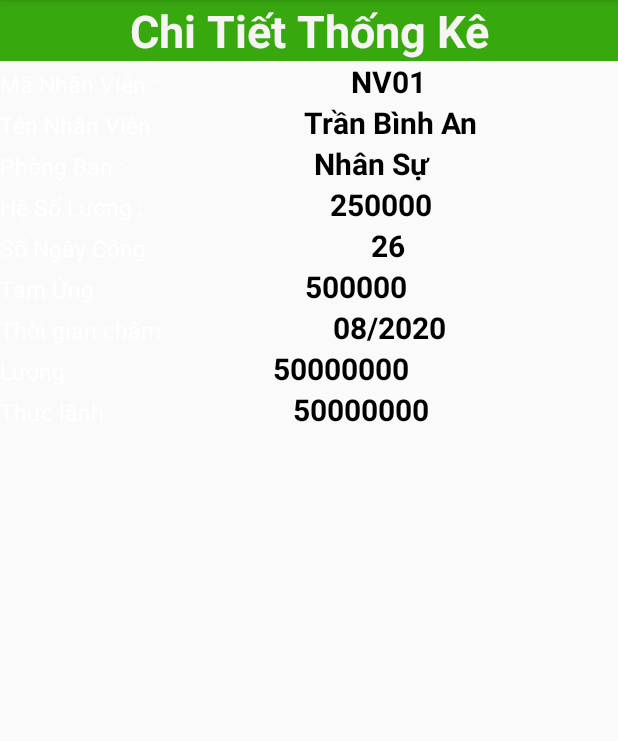
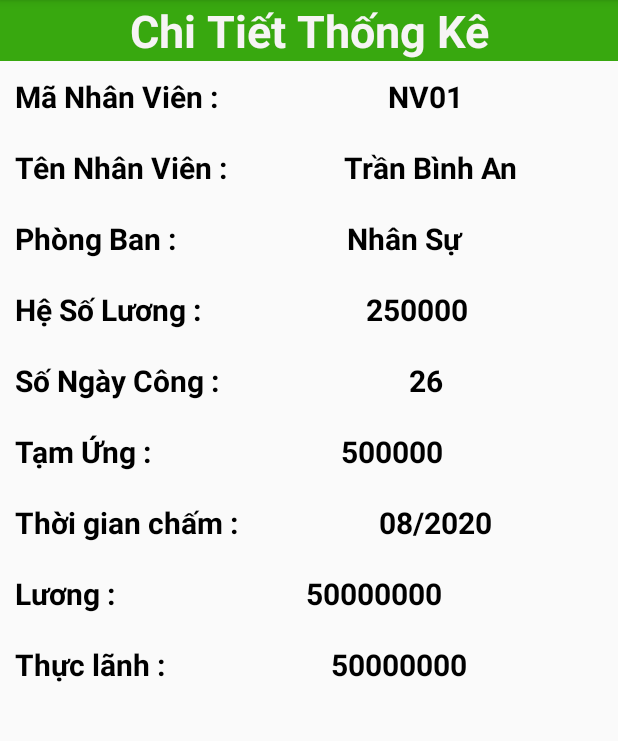
Before and after one commit to Lap-trinh-di-dong-2/QuanLyLuong, an Android app: the ChiTietThongKe screen opened directly, with no data from a screen before it, on a phone screen of 412 x 824 dp, the part 84-825 px from its top. Run offline under Robolectric (Android 15) with nearby library versions, the phone set to English and light mode, and no system bars; 15 statements that could not run were skipped.

Commit message:
Update project 03/08/2020 3.0.3 Cập nhật format tiền tệ

```diff
--- a/app/build.gradle
+++ b/app/build.gradle
@@ -35,4 +35,7 @@ dependencies {
     implementation 'com.github.PhilJay:MPAndroidChart:v2.2.4'
     implementation 'com.google.android.material:material:1.0.0'
 
+    implementation 'com.github.ganfra:material-spinner:2.0.0'
+
+
 }
--- a/app/src/main/java/com/example/quanlyluong/Adapter/CustomAdapterTamUng.java
+++ b/app/src/main/java/com/example/quanlyluong/Adapter/CustomAdapterTamUng.java
@@ -18,7 +18,9 @@ import com.example.quanlyluong.Model.NhanVien;
 import com.example.quanlyluong.Model.TamUng;
 import com.example.quanlyluong.R;
 
+import java.text.NumberFormat;
 import java.util.ArrayList;
+import java.util.Locale;
 
 
 public class CustomAdapterTamUng extends ArrayAdapter {
@@ -26,6 +28,8 @@ public class CustomAdapterTamUng extends ArrayAdapter {
     int resource;
     ArrayList<TamUng> data;
     ArrayList<NhanVien> nhanVien = new ArrayList<>();
+    Locale localeVN = new Locale("vi", "VN");
+    NumberFormat currencyVN = NumberFormat.getCurrencyInstance(localeVN);
 
     public CustomAdapterTamUng(Context context, int resource, ArrayList<TamUng> data) {
         super(context, resource);
@@ -70,7 +74,7 @@ public class CustomAdapterTamUng extends ArrayAdapter {
 
         holder.tvSoPhieu.setText(tamUng.getSoPhieu());
         holder.tvMaNV.setText(tamUng.getMaNhanVien());
-        holder.tvSoTien.setText(tamUng.getSoTien());
+        holder.tvSoTien.setText(currencyVN.format(Integer.parseInt(tamUng.getSoTien())));
         holder.tvNgayUng.setText(tamUng.getNgayUng());
         DBNhanVien dbNhanVien = new DBNhanVien(getContext());
         nhanVien = dbNhanVien.layNhanVien(tamUng.getMaNhanVien());
--- a/app/src/main/res/layout/chitiet_thongke.xml
+++ b/app/src/main/res/layout/chitiet_thongke.xml
@@ -14,19 +14,21 @@
     <LinearLayout style="@style/linerlayout">
 
         <TextView
-            style="@style/textview2"
-            android:text="@string/manhanvien" />
+            style="@style/textview1"
+            android:text="@string/manhanvien"
+            />
 
         <TextView
             android:id="@+id/tvMaNhanVien"
             style="@style/textview3"
-            android:text="NV01" />
+            android:text="NV01"
+            android:layout_weight="1"/>
     </LinearLayout>
 
     <LinearLayout style="@style/linerlayout">
 
         <TextView
-            style="@style/textview2"
+            style="@style/textview1"
             android:text="@string/tennhanvien" />
 
         <TextView
@@ -38,11 +40,12 @@
     <LinearLayout style="@style/linerlayout">
 
         <TextView
-            style="@style/textview2"
+            style="@style/textview1"
             android:text="@string/phongban" />
 
         <TextView
             android:id="@+id/tvTenPhongBan"
+            android:layout_weight="1"
             style="@style/textview3"
             android:text="Nhân Sự" />
     </LinearLayout>
@@ -50,7 +53,7 @@
     <LinearLayout style="@style/linerlayout">
 
         <TextView
-            style="@style/textview2"
+            style="@style/textview1"
             android:text="@string/hesoluong" />
 
         <TextView
@@ -62,7 +65,7 @@
     <LinearLayout style="@style/linerlayout">
 
         <TextView
-            style="@style/textview2"
+            style="@style/textview1"
             android:text="@string/songaycong" />
 
         <TextView
@@ -74,7 +77,7 @@
     <LinearLayout style="@style/linerlayout">
 
         <TextView
-            style="@style/textview2"
+            style="@style/textview1"
             android:text="@string/tamung" />
 
         <TextView
@@ -86,7 +89,7 @@
     <LinearLayout style="@style/linerlayout">
 
         <TextView
-            style="@style/textview2"
+            style="@style/textview1"
             android:text="@string/thoigiancham" />
 
         <TextView
@@ -98,7 +101,7 @@
     <LinearLayout style="@style/linerlayout">
 
         <TextView
-            style="@style/textview2"
+            style="@style/textview1"
             android:text="@string/luong" />
 
         <TextView
@@ -110,8 +113,8 @@
     <LinearLayout style="@style/linerlayout">
 
         <TextView
-            style="@style/textview2"
-            android:text="Thực lãnh" />
+            style="@style/textview1"
+            android:text="@string/thuclanh" />
 
         <TextView
             android:id="@+id/tvThucLanh"
--- a/app/src/main/res/layout/listview_tamung.xml
+++ b/app/src/main/res/layout/listview_tamung.xml
@@ -57,7 +57,7 @@
                 android:text="@string/ngayung"/>
         <TextView
             android:id="@+id/tvNgayUng"
-            style="@style/textview2"
+            style="@style/textview1"
             android:textColor="#FAF6F6"
             android:text="20/07/2020" />
         </LinearLayout>
@@ -69,7 +69,7 @@
             android:text="@string/sotien"/>
         <TextView
             android:id="@+id/tvSoTien"
-            style="@style/textview2"
+            style="@style/textview1"
             android:textColor="#FAF6F6"
             android:text="@string/sotien" />
     </LinearLayout>
--- a/app/src/main/res/layout/listview_thongke.xml
+++ b/app/src/main/res/layout/listview_thongke.xml
@@ -51,7 +51,7 @@
 
         <TextView
             style="@style/textview1"
-            android:text="Thực lãnh" />
+            android:text="@string/thuclanh" />
 
         <TextView
             android:id="@+id/tvThucLanh"
--- a/app/src/main/res/layout/nhanvien.xml
+++ b/app/src/main/res/layout/nhanvien.xml
@@ -21,6 +21,8 @@
         />
      <ListView
          style="@style/listview"
-         android:id="@+id/lvNhanVien"/>
+         android:id="@+id/lvNhanVien"
+         android:divider="#FFF"
+         android:dividerHeight="5dp"/>
 
 </LinearLayout>
--- a/app/src/main/res/layout/them_nhanvien.xml
+++ b/app/src/main/res/layout/them_nhanvien.xml
@@ -43,6 +43,7 @@
             style="@style/edittext"
             android:inputType="text"
             android:hint="@string/manhanvien"
+
             />
 
     </com.google.android.material.textfield.TextInputLayout>
--- a/app/src/main/res/values/strings.xml
+++ b/app/src/main/res/values/strings.xml
@@ -36,7 +36,7 @@
     <string name="songaycong">Số Ngày Công : </string>
 
     <string name="tieude4">Bảng Tạm Ứng</string>
-    <string name="tamung">Tạm Ứng</string>
+    <string name="tamung">Tạm Ứng : </string>
     <string name="suatamung">Cập Nhật Tạm Ứng</string>
     <string name="sophieu">Số Phiếu : </string>
     <string name="ngayung">Ngày Ứng : </string>
@@ -45,7 +45,8 @@
 
     <string name="thongke">Thống Kê</string>
     <string name="chitietthongke">Chi Tiết Thống Kê</string>
-    <string name="tongluong">Tổng Lương </string>
-    <string name="luong">Lương </string>
-    <string name="thoigiancham">Thời gian chấm </string>
+    <string name="tongluong">Tổng Lương : </string>
+    <string name="luong">Lương : </string>
+    <string name="thoigiancham">Thời gian chấm : </string>
+    <string name="thuclanh">Thực lãnh : </string>
 </resources>
```
Also changed, not shown: app/src/main/java/com/example/quanlyluong/Adapter/CustomAdapterNhanVien.java (+5 -2 lines), app/src/main/java/com/example/quanlyluong/Adapter/CustomAdapterThongKe.java (+7 -5 lines), app/src/main/java/com/example/quanlyluong/GiaoDien/GioiThieu.java (+24 -23 lines), app/src/main/java/com/example/quanlyluong/GiaoDien/Thongke/BangThongKe.java (+35 -3 lines), app/src/main/java/com/example/quanlyluong/GiaoDien/Thongke/ChiTietThongKe.java (+8 -4 lines), app/src/main/res/layout/bang_thongke.xml (+8 -1 lines), app/src/main/res/layout/listview_chamcong.xml (+4 -4 lines), app/src/main/res/layout/phongban.xml (+6 -6 lines).
